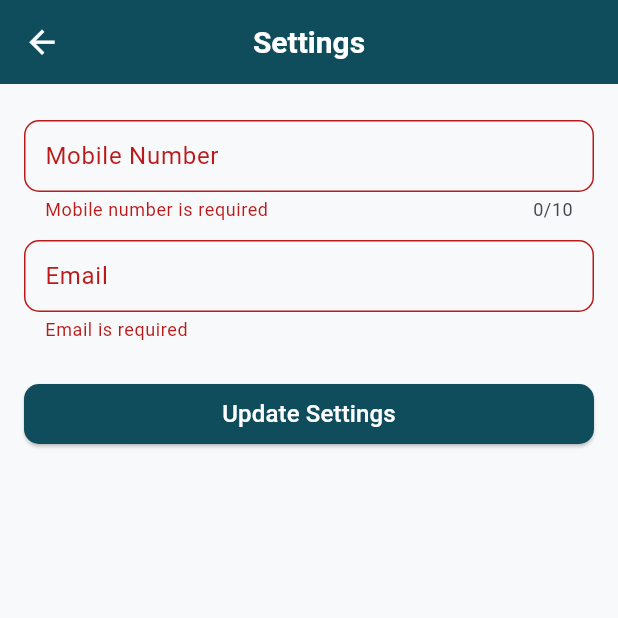
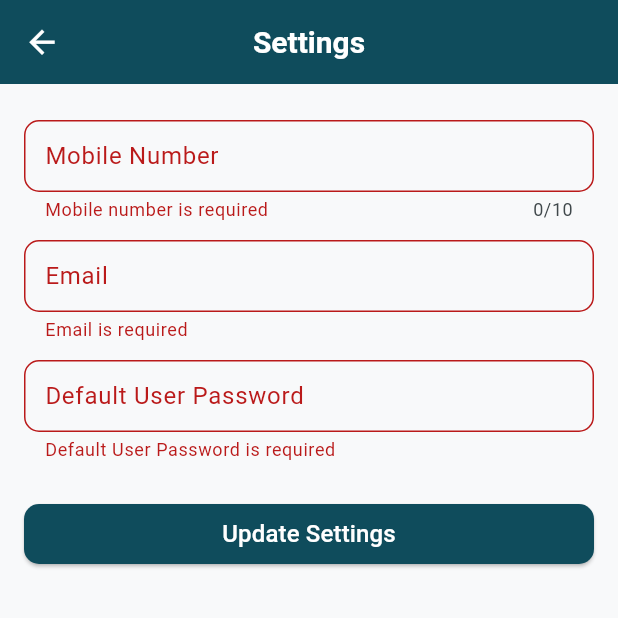
Before and after one commit to lisegaindiagh/guest_house_management, a Flutter app: the SettingsScreen screen opened by its route, after a tap on "Update Settings", on a phone screen of 412 x 824 dp, the top half of it. Run offline on Flutter 3.47's test engine with Material 3 defaults, Android fonts, the phone set to English and light mode, and no system bars; our stand-ins replace connectivity_plus, dio, fluttertoast, google_sign_in, permission_handler, shared_preferences; missing offline and left inert: group_smskit; accounts and stored records are empty; network calls fail.

Commit message:
default user password set done

```diff
--- a/lib/main.dart
+++ b/lib/main.dart
@@ -1,7 +1,5 @@
 import 'package:flutter/material.dart';
 import 'package:flutter/services.dart';
-import 'package:guest_house_management/ui/login_screen_New.dart';
-import 'package:guest_house_management/ui/view_booking.dart';
 
 import 'Common/app_common.dart';
 import 'splash_screen.dart';
@@ -11,6 +9,7 @@ import 'ui/login_screen.dart';
 import 'ui/room_list_screen.dart';
 import 'ui/setting_screen.dart';
 import 'ui/user_list_screen.dart';
+import 'ui/view_booking.dart';
 
 void main() {
   runApp(const MyApp());
@@ -66,7 +65,7 @@ class MyApp extends StatelessWidget {
       initialRoute: '/',
       routes: {
         '/': (_) => SplashScreen(),
-        '/login': (_) => LoginScreenNew(),
+        '/login': (_) => LoginScreen(),
         '/home': (_) => const RoomListScreen(),
         '/guestHouseList': (_) => GuestHouseListScreen(),
         "/setting": (_) => SettingsScreen(),
--- a/lib/ui/setting_screen.dart
+++ b/lib/ui/setting_screen.dart
@@ -12,6 +12,8 @@ class _SettingsScreenState extends State<SettingsScreen> {
   final _formKey = GlobalKey<FormState>();
   final TextEditingController _mobileController = TextEditingController();
   final TextEditingController _emailController = TextEditingController();
+  final TextEditingController _defaultUserPassController =
+      TextEditingController();
   bool _loading = true;
 
   @override
@@ -30,6 +32,8 @@ class _SettingsScreenState extends State<SettingsScreen> {
       if (res["success"]) {
         _mobileController.text = res["settings"]["notify_mobile"];
         _emailController.text = res["settings"]["notify_email"];
+        _defaultUserPassController.text =
+            res["settings"]["default_user_password"];
       } else {
         AppCommon.displayToast(res["error"]);
       }
@@ -53,6 +57,7 @@ class _SettingsScreenState extends State<SettingsScreen> {
         params: {
           "notify_mobile": _mobileController.text,
           "notify_email": _emailController.text,
+          "default_user_password": _defaultUserPassController.text,
         },
       );
       if (res["success"]) {
@@ -68,8 +73,6 @@ class _SettingsScreenState extends State<SettingsScreen> {
       });
     }
   }
-
-
 
   @override
   Widget build(BuildContext context) {
@@ -117,6 +120,21 @@ class _SettingsScreenState extends State<SettingsScreen> {
                         return null;
                       },
                     ),
+                    TextFormField(
+                      controller: _defaultUserPassController,
+                      keyboardType: TextInputType.emailAddress,
+                      decoration: AppCommon.inputDecoration(
+                        "Default User Password",
+                      ),
+                      validator: (value) {
+                        if (value == null || value.isEmpty) {
+                          return "Default User Password is required";
+                        } else if (value.length < 6) {
+                          return "Password is short";
+                        }
+                        return null;
+                      },
+                    ),
                     Padding(
                       padding: const EdgeInsets.only(top: 12.0),
                       child: ElevatedButton(
```
Also changed, not shown: lib/ui/login_screen.dart (+159 -23 lines), lib/ui/login_screen_New.dart (deleted, +0 -202 lines).
